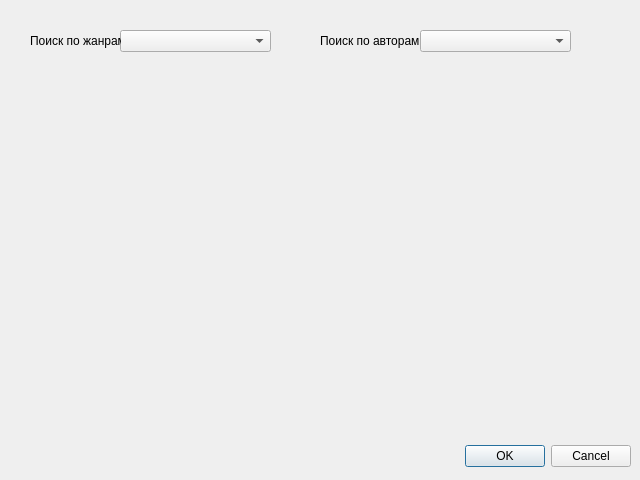
Before: the Qt Designer form dialogsearch.ui in hays0503/Library, drawn with Qt 5.
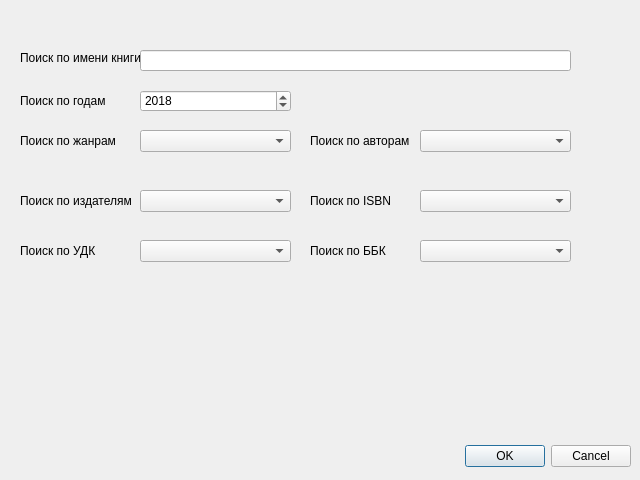
After: the same form once the commit is applied.

Diff of the .ui file:
```diff
--- a/dialogsearch.ui
+++ b/dialogsearch.ui
@@ -32,8 +32,8 @@
   <widget class="QComboBox" name="comboBox_genre">
    <property name="geometry">
     <rect>
-     <x>120</x>
-     <y>30</y>
+     <x>140</x>
+     <y>130</y>
      <width>151</width>
      <height>22</height>
     </rect>
@@ -42,9 +42,9 @@
   <widget class="QLabel" name="label_genre">
    <property name="geometry">
     <rect>
-     <x>30</x>
-     <y>20</y>
-     <width>91</width>
+     <x>20</x>
+     <y>120</y>
+     <width>111</width>
      <height>41</height>
     </rect>
    </property>
@@ -56,7 +56,7 @@
    <property name="geometry">
     <rect>
      <x>420</x>
-     <y>30</y>
+     <y>130</y>
      <width>151</width>
      <height>22</height>
     </rect>
@@ -65,8 +65,8 @@
   <widget class="QLabel" name="label_author">
    <property name="geometry">
     <rect>
-     <x>320</x>
-     <y>20</y>
+     <x>310</x>
+     <y>120</y>
      <width>101</width>
      <height>41</height>
     </rect>
@@ -75,6 +75,153 @@
     <string>Поиск по авторам</string>
    </property>
   </widget>
+  <widget class="QLabel" name="label_publisher">
+   <property name="geometry">
+    <rect>
+     <x>20</x>
+     <y>180</y>
+     <width>111</width>
+     <height>41</height>
+    </rect>
+   </property>
+   <property name="text">
+    <string>Поиск по издателям</string>
+   </property>
+  </widget>
+  <widget class="QComboBox" name="comboBox_publisher">
+   <property name="geometry">
+    <rect>
+     <x>140</x>
+     <y>190</y>
+     <width>151</width>
+     <height>22</height>
+    </rect>
+   </property>
+  </widget>
+  <widget class="QComboBox" name="comboBox_ISBN">
+   <property name="geometry">
+    <rect>
+     <x>420</x>
+     <y>190</y>
+     <width>151</width>
+     <height>22</height>
+    </rect>
+   </property>
+  </widget>
+  <widget class="QLabel" name="label_isbn">
+   <property name="geometry">
+    <rect>
+     <x>310</x>
+     <y>180</y>
+     <width>111</width>
+     <height>41</height>
+    </rect>
+   </property>
+   <property name="text">
+    <string>Поиск по ISBN</string>
+   </property>
+  </widget>
+  <widget class="QComboBox" name="comboBox_udc">
+   <property name="geometry">
+    <rect>
+     <x>140</x>
+     <y>240</y>
+     <width>151</width>
+     <height>22</height>
+    </rect>
+   </property>
+  </widget>
+  <widget class="QLabel" name="label_bbk">
+   <property name="geometry">
+    <rect>
+     <x>310</x>
+     <y>230</y>
+     <width>111</width>
+     <height>41</height>
+    </rect>
+   </property>
+   <property name="text">
+    <string>Поиск по ББК</string>
+   </property>
+  </widget>
+  <widget class="QComboBox" name="comboBox_bbk">
+   <property name="geometry">
+    <rect>
+     <x>420</x>
+     <y>240</y>
+     <width>151</width>
+     <height>22</height>
+    </rect>
+   </property>
+  </widget>
+  <widget class="QLabel" name="label_udc">
+   <property name="geometry">
+    <rect>
+     <x>20</x>
+     <y>230</y>
+     <width>111</width>
+     <height>41</height>
+    </rect>
+   </property>
+   <property name="text">
+    <string>Поиск по УДК</string>
+   </property>
+  </widget>
+  <widget class="QLabel" name="name_book">
+   <property name="geometry">
+    <rect>
+     <x>20</x>
+     <y>50</y>
+     <width>121</width>
+     <height>16</height>
+    </rect>
+   </property>
+   <property name="text">
+    <string>Поиск по имени книги</string>
+   </property>
+  </widget>
+  <widget class="QLineEdit" name="line_name_book">
+   <property name="geometry">
+    <rect>
+     <x>140</x>
+     <y>50</y>
+     <width>431</width>
+     <height>21</height>
+    </rect>
+   </property>
+  </widget>
+  <widget class="QLabel" name="label_release_date_book">
+   <property name="geometry">
+    <rect>
+     <x>20</x>
+     <y>80</y>
+     <width>111</width>
+     <height>41</height>
+    </rect>
+   </property>
+   <property name="text">
+    <string>Поиск по годам</string>
+   </property>
+  </widget>
+  <widget class="QSpinBox" name="spinBox_release_date_book">
+   <property name="geometry">
+    <rect>
+     <x>140</x>
+     <y>90</y>
+     <width>151</width>
+     <height>22</height>
+    </rect>
+   </property>
+   <property name="minimum">
+    <number>1500</number>
+   </property>
+   <property name="maximum">
+    <number>2500</number>
+   </property>
+   <property name="value">
+    <number>2018</number>
+   </property>
+  </widget>
  </widget>
  <resources/>
  <connections>
```
